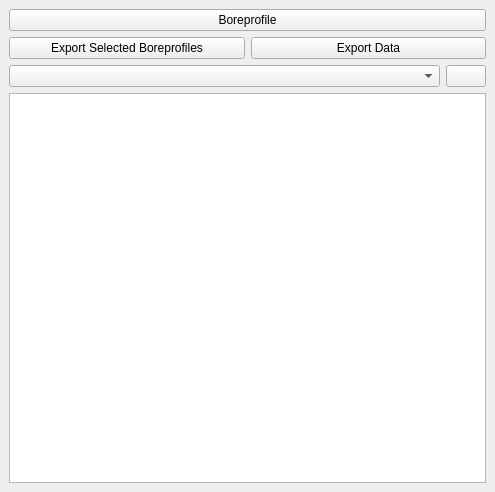
Old version of the form terraindex_dockwidget_base.ui in the repository KRS-dev/TerraIndex-Plugin.
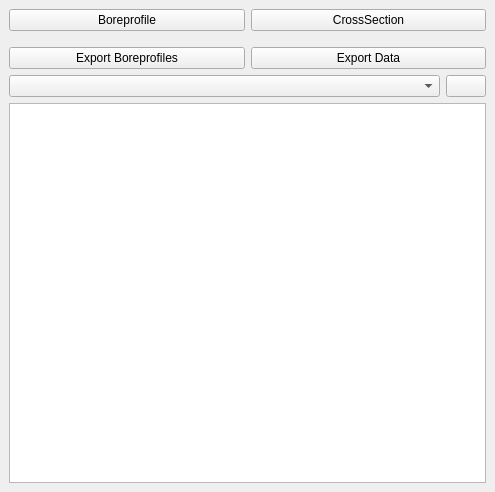
New version of the form. Icons and pictures are not drawn.

Patch:
```diff
--- a/terraindex_dockwidget_base.ui
+++ b/terraindex_dockwidget_base.ui
@@ -15,18 +15,25 @@
   </property>
   <widget class="QWidget" name="dockWidgetContents">
    <layout class="QGridLayout" name="gridLayout">
-    <item row="0" column="0" colspan="2">
-     <widget class="QPushButton" name="PB_boreprofile">
-      <property name="text">
-       <string>Boreprofile</string>
-      </property>
-      <property name="icon">
-       <iconset>
-        <normaloff>icon/mActionIdentify.png</normaloff>icon/mActionIdentify.png</iconset>
-      </property>
-     </widget>
+    <item row="10" column="0" colspan="2">
+     <layout class="QHBoxLayout" name="horizontalLayout">
+      <item>
+       <widget class="QPushButton" name="PB_downloadpdf">
+        <property name="text">
+         <string>Export Boreprofiles</string>
+        </property>
+       </widget>
+      </item>
+      <item>
+       <widget class="QPushButton" name="PB_downloaddata">
+        <property name="text">
+         <string>Export Data</string>
+        </property>
+       </widget>
+      </item>
+     </layout>
     </item>
-    <item row="6" column="0">
+    <item row="15" column="0">
      <widget class="QComboBox" name="CB_layout">
       <property name="toolTip">
        <string>Layout Templates</string>
@@ -39,7 +46,7 @@
       </property>
      </widget>
     </item>
-    <item row="6" column="1">
+    <item row="15" column="1">
      <widget class="QPushButton" name="PB_updateLayouts">
       <property name="sizePolicy">
        <sizepolicy hsizetype="Maximum" vsizetype="Fixed">
@@ -62,26 +69,36 @@
       </property>
      </widget>
     </item>
-    <item row="8" column="0" colspan="2">
+    <item row="17" column="0" colspan="2">
      <widget class="QGraphicsView" name="graphicsView">
       <property name="interactive">
        <bool>true</bool>
       </property>
      </widget>
     </item>
-    <item row="1" column="0" colspan="2">
-     <layout class="QHBoxLayout" name="horizontalLayout">
+    <item row="0" column="0" colspan="2">
+     <layout class="QHBoxLayout" name="horizontalLayout_2">
+      <property name="topMargin">
+       <number>0</number>
+      </property>
+      <property name="bottomMargin">
+       <number>10</number>
+      </property>
       <item>
-       <widget class="QPushButton" name="PB_downloadpdf">
+       <widget class="QPushButton" name="PB_boreprofile">
         <property name="text">
-         <string>Export Selected Boreprofiles</string>
+         <string>Boreprofile</string>
+        </property>
+        <property name="icon">
+         <iconset>
+          <normaloff>icon/mActionIdentify.png</normaloff>icon/mActionIdentify.png</iconset>
         </property>
        </widget>
       </item>
       <item>
-       <widget class="QPushButton" name="PB_downloaddata">
+       <widget class="QPushButton" name="PB_crosssection">
         <property name="text">
-         <string>Export Data</string>
+         <string>CrossSection</string>
         </property>
        </widget>
       </item>
```
